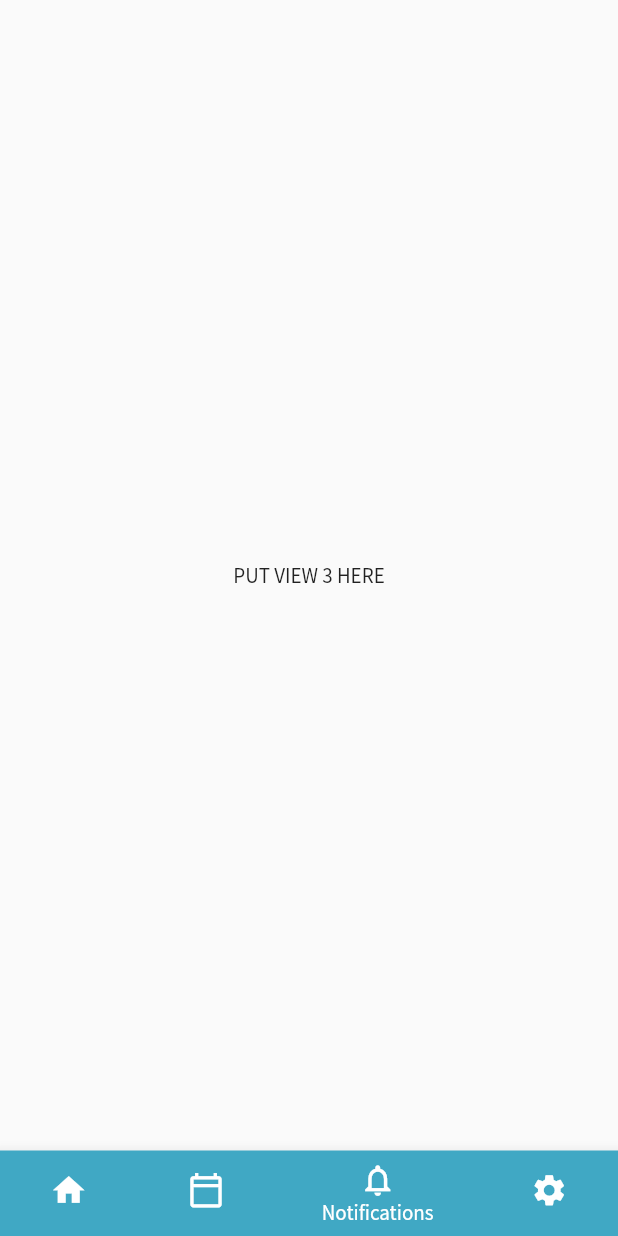
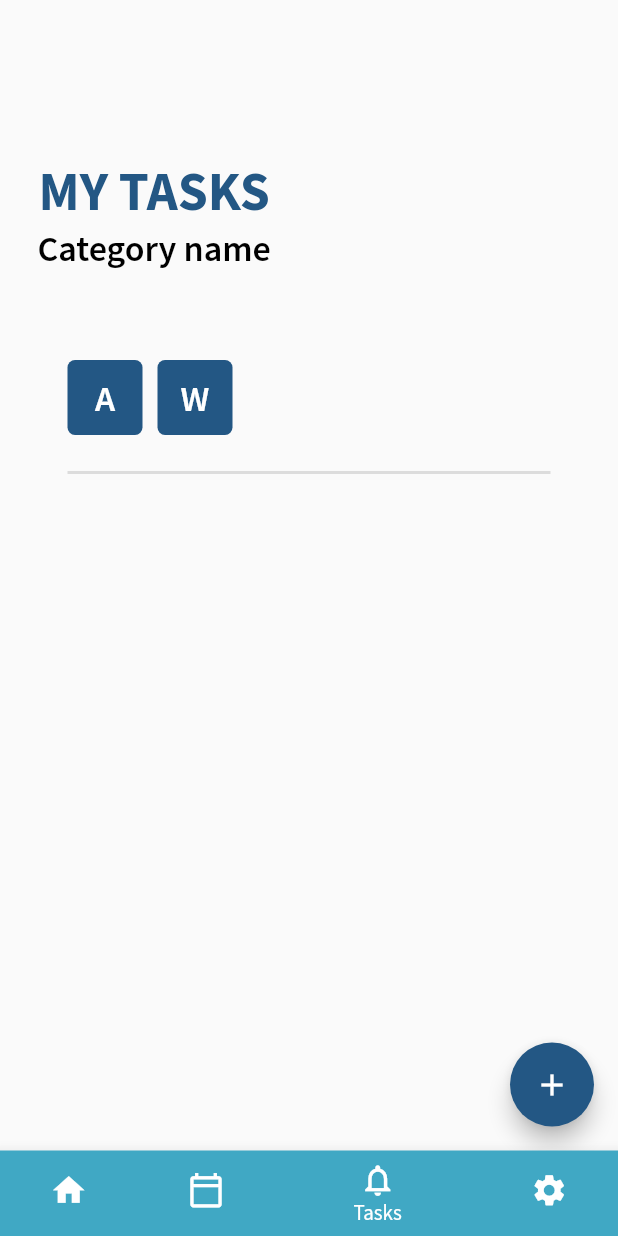
Before and after one commit to iMaro40/CS192_S2_Group5, a Flutter app: the screen it shows once a user with an empty profile is signed in, item 3 of the bottom bar chosen, on a phone screen of 412 x 824 dp. Run offline on Flutter 3.47's test engine with Material 2 defaults, Android fonts, the phone set to English and light mode, and no system bars; our stand-ins replace cloud_firestore, firebase_auth, firebase_core, ionicons, table_calendar; missing offline and left inert: dart:ffi; accounts and stored records are empty.

Commit message:
Create task page, insert add buttons

```diff
--- /dev/null
+++ b/lib/components/task_category.dart
@@ -0,0 +1,34 @@
+import 'package:flutter/material.dart';
+import 'package:super_planner/constants.dart';
+
+class TaskCategory extends StatelessWidget {
+  final String? category_initial;
+  final Function? press;
+
+  const TaskCategory({
+    Key? key,
+    this.category_initial,
+    this.press,
+  }) : super(key: key);
+
+  @override
+  Widget build(BuildContext context) {
+  return InkWell(
+      onTap: () {}, //Display all tasks under the category
+      child: Container(
+        width: 50,
+        height: 50,
+        margin: const EdgeInsets.only(left: 10.0,bottom: 5.0),
+        padding: const EdgeInsets.all(10.0),
+        decoration: new BoxDecoration(
+          color: dark_blue,
+          borderRadius: new BorderRadius.all(
+            Radius.circular(5.0)
+          )
+        ),
+        alignment: Alignment.center,
+        child: Text(category_initial!,style: task_category_btn)
+      ),
+  );
+  }
+}
--- a/lib/constants.dart
+++ b/lib/constants.dart
@@ -9,6 +9,12 @@ const header_text = TextStyle(
   fontSize: 36,
   fontWeight: FontWeight.w700,
   color: dark_blue
+);
+
+const subheader_text = TextStyle(
+  fontSize: 24,
+  fontWeight: FontWeight.w600,
+  color: Colors.black
 );
 
 const section_title_text = TextStyle(
@@ -47,3 +53,9 @@ const link_text = TextStyle(
   fontSize: 14,
   color: dark_grey
 );
+
+const task_category_btn = TextStyle(
+  fontSize: 24,
+  fontWeight: FontWeight.w600,
+  color: Colors.white
+);
--- a/lib/screens/display.dart
+++ b/lib/screens/display.dart
@@ -1,17 +1,13 @@
 import 'package:flutter/material.dart';
 import 'package:super_planner/views/calendar.dart';
+import 'package:super_planner/views/tasks.dart';
 import '../views/home.dart';
 import '../views/settings.dart';
 
 List<Widget> _widgetDisplay = <Widget>[
-   Home(),
-   Calendar(),
-   Center(
-     child: Text(
-       'PUT VIEW 3 HERE',
-       textAlign: TextAlign.center,
-     ),
-   ),
+  Home(),
+  Calendar(),
+  Tasks(),
   Settings(),
 ];
 
@@ -59,7 +55,7 @@ class _DisplayState extends State<Display> {
                   color: Colors.white,
                   size: 25.0,
             ),
-            label: 'Notifications',
+            label: 'Tasks',
             backgroundColor: Color(0xff40a8c4),
           ),
           BottomNavigationBarItem(
--- /dev/null
+++ b/lib/views/tasks.dart
@@ -0,0 +1,70 @@
+import 'package:flutter/material.dart';
+import 'package:super_planner/components/task_category.dart';
+import 'package:super_planner/constants.dart';
+import 'package:super_planner/services/db.dart';
+import 'package:intl/intl.dart';
+import 'package:super_planner/views/tasks/add_task.dart';
+
+
+class Tasks extends StatefulWidget {
+  @override
+  _Tasks createState() => _Tasks();
+}
+
+
+class _Tasks extends State<Tasks> {
+  @override
+  Widget build(BuildContext context) {
+
+    return Scaffold(
+      resizeToAvoidBottomInset: true,
+      body: SingleChildScrollView(
+        child: Padding(
+          padding: const EdgeInsets.all(25.0),
+          child: Column(
+            children: <Widget>[
+              SizedBox(height: 80.0),
+              Align(
+                alignment: Alignment.topLeft,
+                child:
+                  Column(
+                    children: [
+                      Text('MY TASKS', style: header_text),
+                      Text('Category name', style: subheader_text) //fetch tasks category
+                    ],
+                  )
+              ),
+              SizedBox(height: 50.0),
+              Padding(
+                padding: const EdgeInsets.all(10.0),
+                child: Row( //Task category initials
+                  children: [
+                    TaskCategory(category_initial: 'A'), //fetch category initial
+                    TaskCategory(category_initial: 'W'),
+                  ],
+                ),
+              ),
+              Divider(
+                height: 20,
+                thickness: 2,
+                indent: 20,
+                endIndent: 20,
+              ),
+              //**INSERT TASKS HERE**
+            ],
+          ),
+        ),
+      ),
+      floatingActionButton: FloatingActionButton(
+        onPressed: () {
+          Navigator.push(
+            context,
+            MaterialPageRoute(builder: (context) => AddTask()),
+          );
+        },
+        child: const Icon(Icons.add),
+        backgroundColor: dark_blue,
+      ),
+    );
+  }
+}
```
Also changed, not shown: lib/components/display_tabs.dart (+35 -14 lines), lib/views/calendar.dart (+14 -1 lines), lib/views/home.dart (+1 -9 lines).
